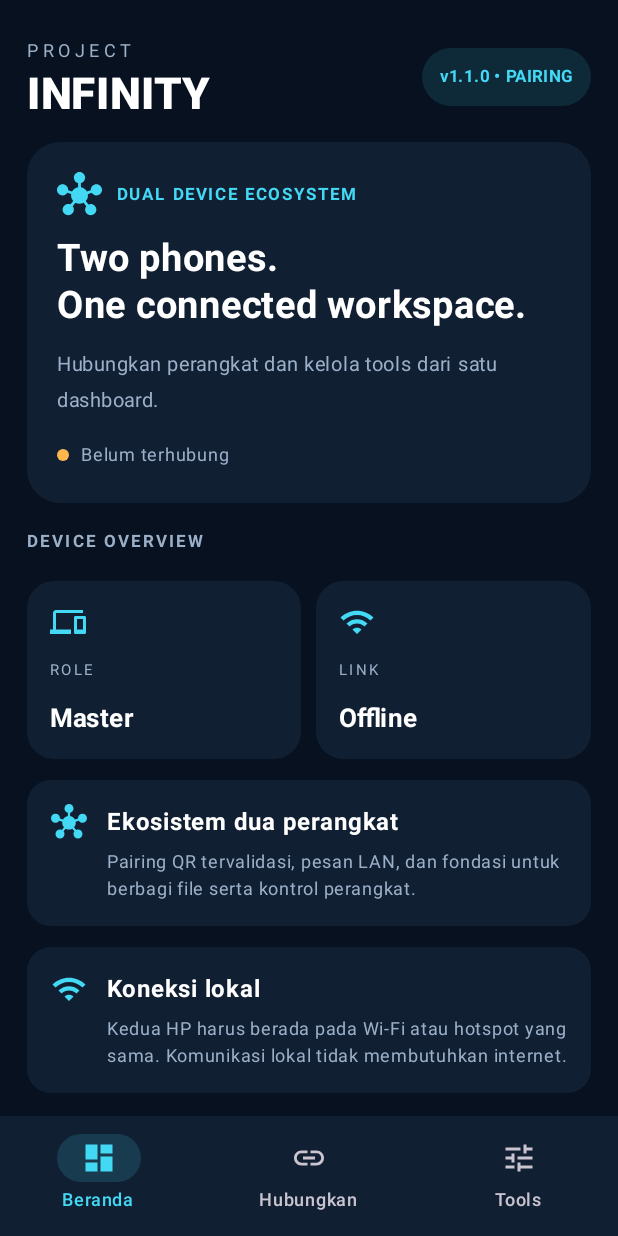
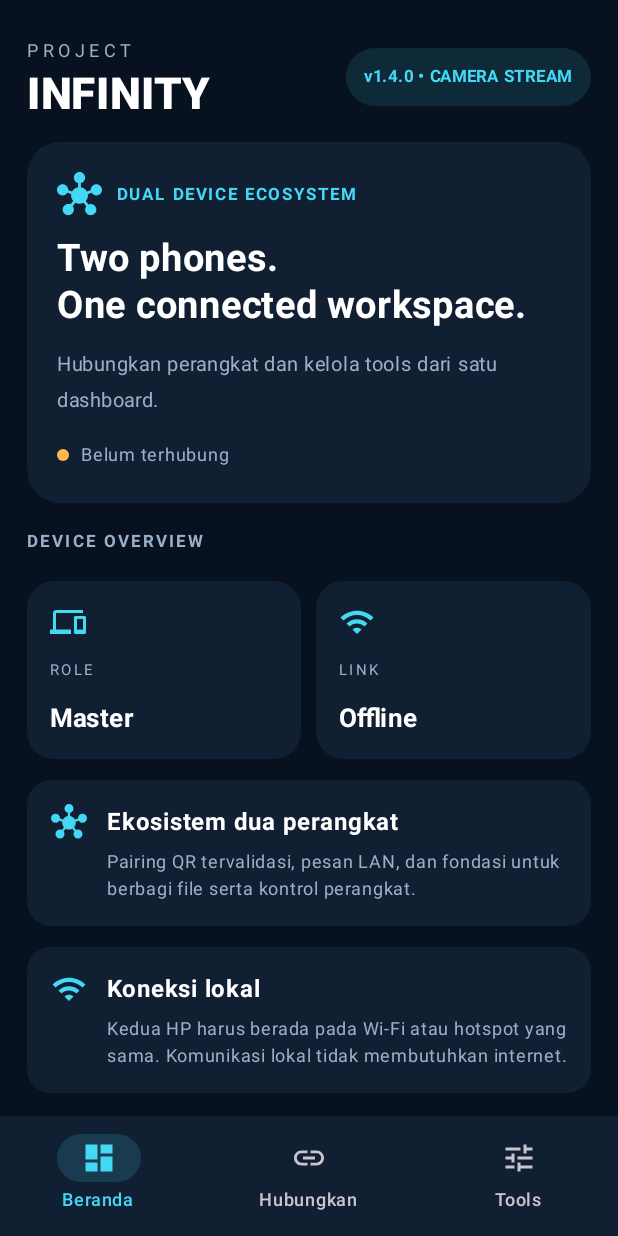
Before and after one commit to suksesjt12-source/Project-Infinit, an Android app built with Jetpack Compose: the screen it shows after launch (MainActivity), on a phone screen of 412 x 824 dp. Run offline under Robolectric (Android 15) with nearby library versions, the phone set to English and light mode, and no system bars.

Commit message:
Update dashboard version label to 1.4.0

```diff
--- a/app/src/main/java/com/infinity/dual/MainActivity.kt
+++ b/app/src/main/java/com/infinity/dual/MainActivity.kt
@@ -512,7 +512,7 @@ fun InfinityApp() {
                             Text("INFINITY", fontSize = 29.sp, fontWeight = FontWeight.Black, color = Color.White)
                         }
                         Surface(color = Cyan.copy(alpha = .12f), shape = RoundedCornerShape(20.dp)) {
-                            Text("v1.1.0 • PAIRING", color = Cyan, modifier = Modifier.padding(horizontal = 12.dp, vertical = 7.dp), fontSize = 11.sp, fontWeight = FontWeight.Bold)
+                            Text("v1.4.0 • CAMERA STREAM", color = Cyan, modifier = Modifier.padding(horizontal = 12.dp, vertical = 7.dp), fontSize = 11.sp, fontWeight = FontWeight.Bold)
                         }
                     }
                 }
```
